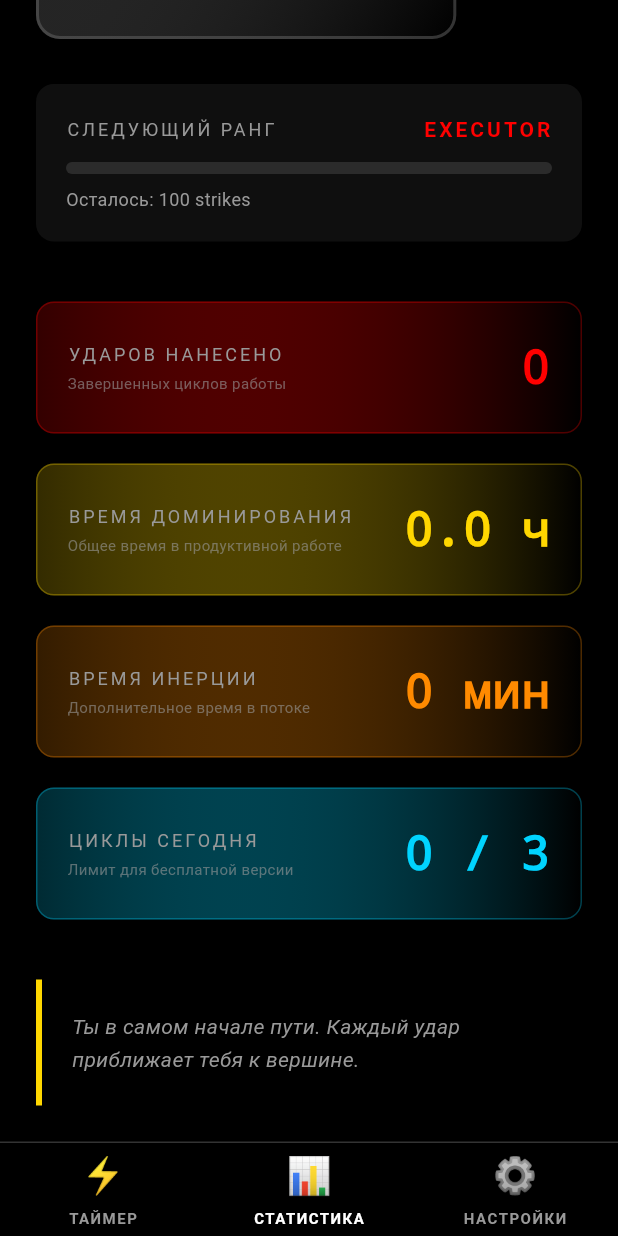
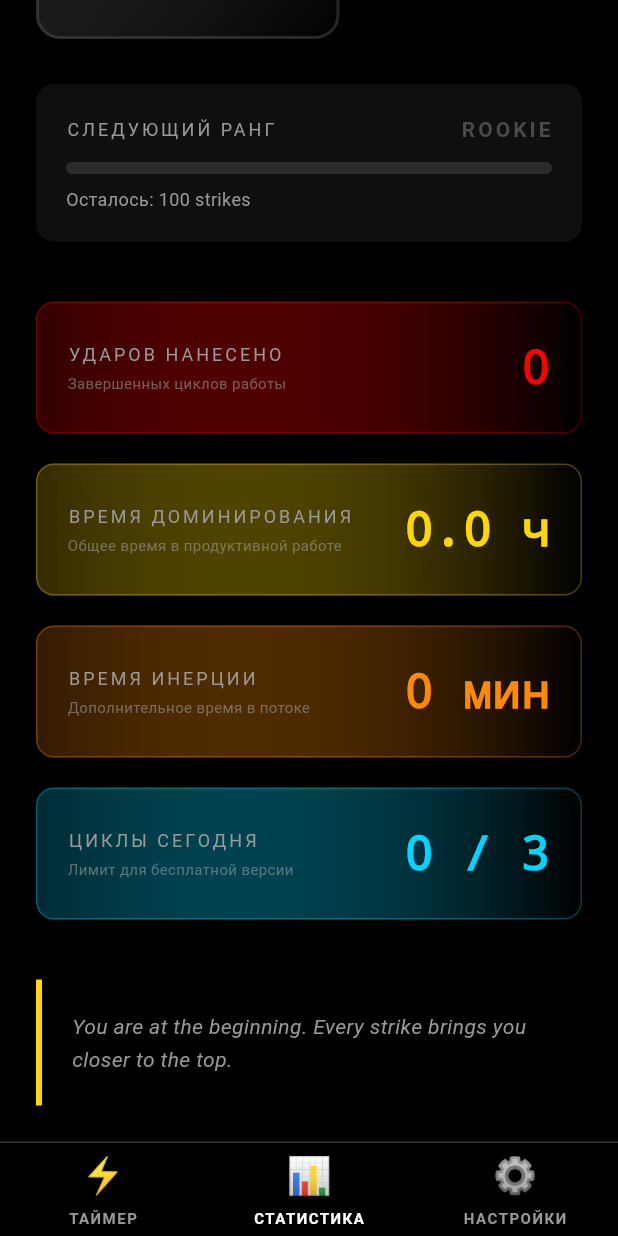
Before and after one commit to kirprong/bypass-1236, a Flutter app: the screen it shows after launch, item 2 of the bottom bar chosen, scrolled down 247 dp, on a phone screen of 412 x 824 dp. Run offline on Flutter 3.47's test engine with Material 3 defaults, Android fonts, the phone set to English and light mode, and no system bars; our stand-ins replace flutter_local_notifications, just_audio, permission_handler, shared_preferences, wakelock_plus.

Commit message:
new status

```diff
--- a/bypass-app/bypass-apk/lib/screens/stats_screen.dart
+++ b/bypass-app/bypass-apk/lib/screens/stats_screen.dart
@@ -191,9 +191,12 @@ class StatsScreen extends StatelessWidget {
           ClipRRect(
             borderRadius: BorderRadius.circular(8),
             child: LinearProgressIndicator(
-              value: 1.0 - (strikesToNext / (nextRank['strikes'] - currentRank['strikes'])),
+              value: 1.0 -
+                  (strikesToNext /
+                      (nextRank['strikes'] - currentRank['strikes'])),
               minHeight: 8,
-              backgroundColor: AppConstants.textSecondaryColor.withValues(alpha: 0.2),
+              backgroundColor:
+                  AppConstants.textSecondaryColor.withValues(alpha: 0.2),
               valueColor: AlwaysStoppedAnimation<Color>(nextRank['color']),
             ),
           ),
@@ -211,7 +214,8 @@ class StatsScreen extends StatelessWidget {
   }
 
   /// Карточка статистики
-  Widget _buildStatCard(String title, String value, Color color, String subtitle) {
+  Widget _buildStatCard(
+      String title, String value, Color color, String subtitle) {
     return Container(
       padding: const EdgeInsets.all(20),
       decoration: BoxDecoration(
@@ -249,7 +253,8 @@ class StatsScreen extends StatelessWidget {
                   subtitle,
                   style: TextStyle(
                     fontSize: 10,
-                    color: AppConstants.textSecondaryColor.withValues(alpha: 0.6),
+                    color:
+                        AppConstants.textSecondaryColor.withValues(alpha: 0.6),
                   ),
                 ),
               ],
@@ -269,27 +274,59 @@ class StatsScreen extends StatelessWidget {
     );
   }
 
-  /// Мотивационный текст
   Widget _buildMotivationalText(String rank) {
     String text;
     switch (rank) {
-      case 'ПЛАНКТОН':
-        text = 'Ты в самом начале пути. Каждый удар приближает тебя к вершине.';
+      case 'ROOKIE':
+        text =
+            'You are at the beginning. Every strike brings you closer to the top.';
         break;
-      case 'БОЕЦ':
-        text = 'Ты начал двигаться. Продолжай атаковать свои цели.';
+      case 'RECRUIT':
+        text = 'You have been accepted. Now train harder.';
         break;
-      case 'ВОИН':
-        text = 'Твоя дисциплина растет. Ты уже не тот, кем был вчера.';
+      case 'SOLDIER':
+        text = 'You have learned to fight. Now learn to win.';
         break;
-      case 'ХИЩНИК':
-        text = 'Ты в топе. Твоя эффективность - это оружие массового поражения.';
+      case 'EXECUTOR':
+        text = 'You are an execution machine. Your targets have no chance.';
+        break;
+      case 'STRIKER':
+        text =
+            'Your strikes are precise. Every action is a step toward domination.';
+        break;
+      case 'DESTROYER':
+        text = 'You crush obstacles. Nothing can stand before you.';
+        break;
+      case 'PHANTOM':
+        text = 'You move like a shadow. Elusive, but deadly.';
+        break;
+      case 'TITAN':
+        text = 'You stand among giants. Your power is legendary.';
+        break;
+      case 'ARCHON':
+        text = 'You command your destiny. Your will is law.';
+        break;
+      case 'LEGEND':
+        text = 'Stories are told about you. Your name is a synonym for power.';
+        break;
+      case 'SLAYER':
+        text =
+            'You destroy targets without mercy. You are a machine of domination.';
+        break;
+      case 'WARLORD':
+        text = 'You lead armies of productivity. Your empire grows.';
+        break;
+      case 'OVERLORD':
+        text = 'Your productivity has reached sacred levels.';
         break;
       case 'APEX PREDATOR':
-        text = 'Ты достиг вершины пищевой цепи. Ты - машина доминирования.';
+        text = 'You have reached the top of the food chain. Few can match you.';
+        break;
+      case 'ULTIMATUM':
+        text = 'You are the final form. Absolute domination achieved.';
         break;
       default:
-        text = 'Продолжай работать. Результат неизбежен.';
+        text = 'Keep working. The result is inevitable.';
     }
 
     return Container(
--- a/bypass-app/bypass-apk/lib/utils/constants.dart
+++ b/bypass-app/bypass-apk/lib/utils/constants.dart
@@ -80,13 +80,23 @@ class AppConstants {
   // Лимиты для free версии
   static const int freeCyclesPerDay = 3;
 
-  // Ранги
+  // Ранги (геометрическая прогрессия, минимальный шаг 100)
   static const List<Map<String, dynamic>> ranks = [
-    {'name': 'ПЛАНКТОН', 'strikes': 0, 'color': Color(0xFF666666)},
-    {'name': 'EXECUTOR', 'strikes': 100, 'color': Color(0xFFFF0000)},
-    {'name': 'STRIKER', 'strikes': 200, 'color': Color(0xFFFF8A00)},
-    {'name': 'PHANTOM', 'strikes': 500, 'color': Color(0xFF6A0DAD)},
-    {'name': 'APEX PREDATOR', 'strikes': 1000, 'color': Color(0xFFFFD700)},
+    {'name': 'ROOKIE', 'strikes': 100, 'color': Color(0xFF4A4A4A)},
+    {'name': 'RECRUIT', 'strikes': 200, 'color': Color(0xFF5C6B5C)},
+    {'name': 'SOLDIER', 'strikes': 350, 'color': Color(0xFF6B8E23)},
+    {'name': 'EXECUTOR', 'strikes': 550, 'color': Color(0xFF2ECC71)},
+    {'name': 'STRIKER', 'strikes': 850, 'color': Color(0xFF1ABC9C)},
+    {'name': 'DESTROYER', 'strikes': 1300, 'color': Color(0xFFFF0000)},
+    {'name': 'PHANTOM', 'strikes': 2000, 'color': Color(0xFFFF4500)},
+    {'name': 'TITAN', 'strikes': 3000, 'color': Color(0xFFFF8A00)},
+    {'name': 'ARCHON', 'strikes': 4500, 'color': Color(0xFF8B00FF)},
+    {'name': 'LEGEND', 'strikes': 6700, 'color': Color(0xFF4169E1)},
+    {'name': 'SLAYER', 'strikes': 10000, 'color': Color(0xFF6A0DAD)},
+    {'name': 'WARLORD', 'strikes': 15000, 'color': Color(0xFFFF1493)},
+    {'name': 'OVERLORD', 'strikes': 22500, 'color': Color(0xFFDC143C)},
+    {'name': 'APEX PREDATOR', 'strikes': 33750, 'color': Color(0xFFC0C0C0)},
+    {'name': 'ULTIMATUM', 'strikes': 50000, 'color': Color(0xFFFFD700)},
   ];
 
   // Получить текущий ранг по количеству strikes
```
